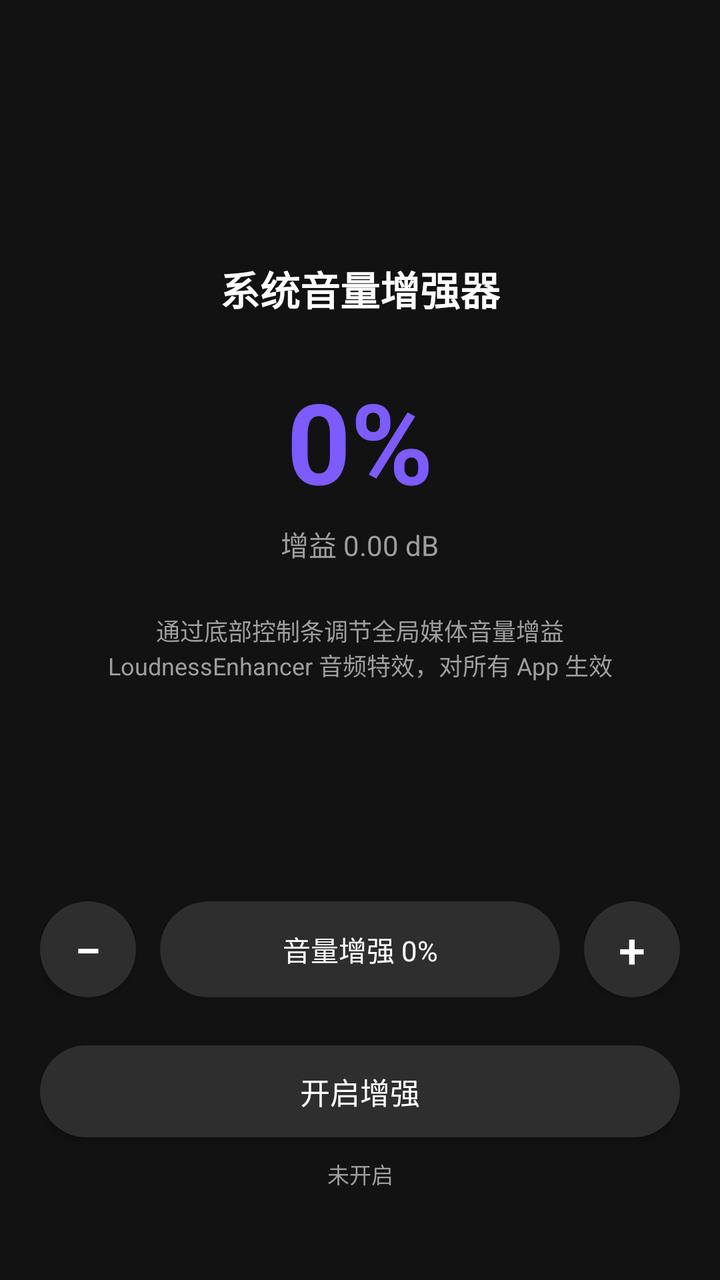
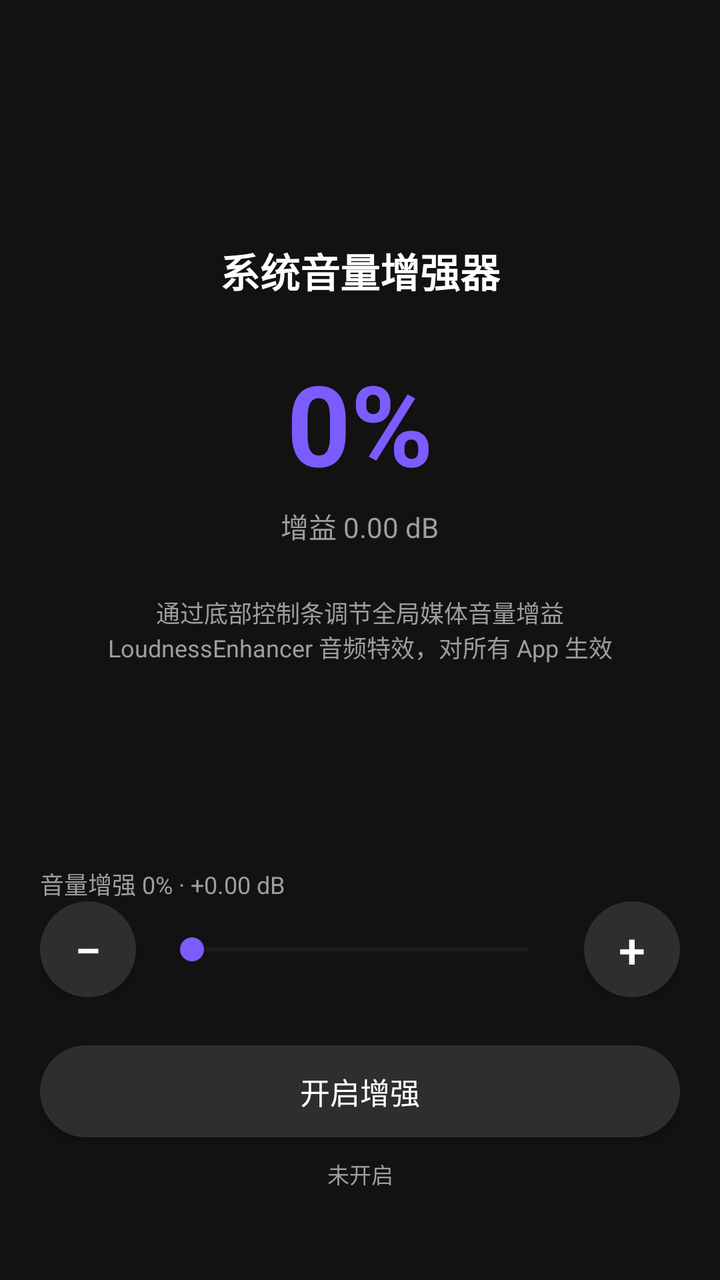

Two renders of the same Android screen: before a commit and after it. Below are the layout's source before the change and the commit's diff.
<!-- AndroidManifest.xml: application theme AppTheme -->
<!-- res/layout/activity_main.xml -->
<?xml version="1.0" encoding="utf-8"?>
<LinearLayout xmlns:android="http://schemas.android.com/apk/res/android"
    android:layout_width="match_parent"
    android:layout_height="match_parent"
    android:orientation="vertical"
    android:background="@color/bg"
    android:padding="20dp">

    
    <LinearLayout
        android:layout_width="match_parent"
        android:layout_height="0dp"
        android:layout_weight="1"
        android:orientation="vertical"
        android:gravity="center">

        <TextView
            android:layout_width="wrap_content"
            android:layout_height="wrap_content"
            android:text="系统音量增强器"
            android:textSize="20sp"
            android:textStyle="bold"
            android:textColor="@color/text_primary" />

        <TextView
            android:id="@+id/tv_gain"
            android:layout_width="wrap_content"
            android:layout_height="wrap_content"
            android:layout_marginTop="24dp"
            android:text="0%"
            android:textSize="56sp"
            android:textStyle="bold"
            android:textColor="@color/purple" />

        <TextView
            android:id="@+id/tv_db"
            android:layout_width="wrap_content"
            android:layout_height="wrap_content"
            android:layout_marginTop="4dp"
            android:text="增益 0.00 dB"
            android:textSize="14sp"
            android:textColor="@color/text_secondary" />

        <TextView
            android:layout_width="match_parent"
            android:layout_height="wrap_content"
            android:layout_marginTop="24dp"
            android:gravity="center"
            android:text="通过底部控制条调节全局媒体音量增益\nLoudnessEnhancer 音频特效，对所有 App 生效"
            android:textSize="12sp"
            android:textColor="@color/text_secondary" />
    </LinearLayout>

    
    <LinearLayout
        android:layout_width="match_parent"
        android:layout_height="wrap_content"
        android:orientation="vertical"
        android:layout_marginBottom="25dp">

        
        <LinearLayout
            android:layout_width="match_parent"
            android:layout_height="wrap_content"
            android:orientation="horizontal"
            android:gravity="center_vertical">

            <Button
                android:id="@+id/btn_minus"
                android:layout_width="48dp"
                android:layout_height="48dp"
                android:background="@drawable/bg_circle_btn"
                android:text="−"
                android:textSize="24sp"
                android:textColor="@color/text_primary" />

            <FrameLayout
                android:id="@+id/pill"
                android:layout_width="0dp"
                android:layout_height="48dp"
                android:layout_weight="1"
                android:layout_marginStart="12dp"
                android:layout_marginEnd="12dp"
                android:background="@drawable/bg_pill"
                android:clipChildren="true"
                android:clipToOutline="true">

                <LinearLayout
                    android:layout_width="match_parent"
                    android:layout_height="match_parent"
                    android:orientation="horizontal">

                    <View
                        android:id="@+id/pill_fill"
                        android:layout_width="0dp"
                        android:layout_height="match_parent"
                        android:layout_weight="0"
                        android:background="@drawable/bg_pill_fill" />

                    <View
                        android:id="@+id/pill_rest"
                        android:layout_width="0dp"
                        android:layout_height="match_parent"
                        android:layout_weight="100" />
                </LinearLayout>

                <TextView
                    android:id="@+id/pill_text"
                    android:layout_width="match_parent"
                    android:layout_height="match_parent"
                    android:gravity="center"
                    android:text="音量增强 0%"
                    android:textSize="14sp"
                    android:textColor="@color/text_primary" />
            </FrameLayout>

            <Button
                android:id="@+id/btn_plus"
                android:layout_width="48dp"
                android:layout_height="48dp"
                android:background="@drawable/bg_circle_btn"
                android:text="+"
                android:textSize="24sp"
                android:textColor="@color/text_primary" />
        </LinearLayout>

        
        <HorizontalScrollView
            android:layout_width="match_parent"
            android:layout_height="wrap_content"
            android:layout_marginTop="12dp"
            android:scrollbars="none">

            <LinearLayout
                android:id="@+id/presets"
                android:layout_width="wrap_content"
                android:layout_height="wrap_content"
                android:orientation="horizontal" />
        </HorizontalScrollView>

        
        <Button
            android:id="@+id/btn_toggle"
            android:layout_width="match_parent"
            android:layout_height="46dp"
            android:layout_marginTop="12dp"
            android:background="@drawable/bg_toggle_off"
            android:text="开启增强"
            android:textSize="15sp"
            android:textColor="@color/text_primary" />

        <TextView
            android:id="@+id/tv_status"
            android:layout_width="match_parent"
            android:layout_height="wrap_content"
            android:layout_marginTop="10dp"
            android:gravity="center"
            android:text="未开启"
            android:textSize="11sp"
            android:textColor="@color/text_secondary" />
    </LinearLayout>
</LinearLayout>
<!-- resources referenced by this layout -->
<resources>
  <color name="bg">#121212</color>
  <color name="purple">#7C5CFF</color>
  <color name="text_primary">#FFFFFF</color>
  <color name="text_secondary">#9E9E9E</color>
  <!-- drawable bg_circle_btn (drawable) -->
  <?xml version="1.0" encoding="utf-8"?>
  <shape xmlns:android="http://schemas.android.com/apk/res/android" android:shape="oval">
      <solid android:color="@color/pill_bg" />
  </shape>
  <!-- drawable bg_pill (drawable) -->
  <?xml version="1.0" encoding="utf-8"?>
  <shape xmlns:android="http://schemas.android.com/apk/res/android" android:shape="rectangle">
      <corners android:radius="24dp" />
      <solid android:color="@color/pill_bg" />
  </shape>
  <!-- drawable bg_pill_fill (drawable) -->
  <?xml version="1.0" encoding="utf-8"?>
  <shape xmlns:android="http://schemas.android.com/apk/res/android" android:shape="rectangle">
      <corners android:radius="24dp" />
      <solid android:color="@color/purple" />
  </shape>
  <!-- drawable bg_toggle_off (drawable) -->
  <?xml version="1.0" encoding="utf-8"?>
  <shape xmlns:android="http://schemas.android.com/apk/res/android" android:shape="rectangle">
      <corners android:radius="23dp" />
      <solid android:color="@color/pill_bg" />
  </shape>
  <style name="AppTheme" parent="@android:style/Theme.Holo.NoActionBar" />
  <color name="pill_bg">#2E2E2E</color>
</resources>

<!-- the commit's change to res/layout/activity_main.xml (unified diff, before → after) -->
@@ -59,6 +59,15 @@
         android:layout_marginBottom="25dp">
 
         
+        <TextView
+            android:id="@+id/tv_pill"
+            android:layout_width="match_parent"
+            android:layout_height="wrap_content"
+            android:text="音量增强 0% · +0.00 dB"
+            android:textSize="12sp"
+            android:textColor="@color/text_secondary" />
+
+        
         <LinearLayout
             android:layout_width="match_parent"
             android:layout_height="wrap_content"
@@ -74,45 +83,17 @@
                 android:textSize="24sp"
                 android:textColor="@color/text_primary" />
 
-            <FrameLayout
-                android:id="@+id/pill"
+            <SeekBar
+                android:id="@+id/seek_bar"
                 android:layout_width="0dp"
-                android:layout_height="48dp"
+                android:layout_height="wrap_content"
                 android:layout_weight="1"
                 android:layout_marginStart="12dp"
                 android:layout_marginEnd="12dp"
-                android:background="@drawable/bg_pill"
-                android:clipChildren="true"
-                android:clipToOutline="true">
-
-                <LinearLayout
-                    android:layout_width="match_parent"
-                    android:layout_height="match_parent"
-                    android:orientation="horizontal">
-
-                    <View
-                        android:id="@+id/pill_fill"
-                        android:layout_width="0dp"
-                        android:layout_height="match_parent"
-                        android:layout_weight="0"
-                        android:background="@drawable/bg_pill_fill" />
-
-                    <View
-                        android:id="@+id/pill_rest"
-                        android:layout_width="0dp"
-                        android:layout_height="match_parent"
-                        android:layout_weight="100" />
-                </LinearLayout>
-
-                <TextView
-                    android:id="@+id/pill_text"
-                    android:layout_width="match_parent"
-                    android:layout_height="match_parent"
-                    android:gravity="center"
-                    android:text="音量增强 0%"
-                    android:textSize="14sp"
-                    android:textColor="@color/text_primary" />
-            </FrameLayout>
+                android:max="100"
+                android:progressTint="@color/purple"
+                android:progressBackgroundTint="@color/pill_bg"
+                android:thumbTint="@color/purple" />
 
             <Button
                 android:id="@+id/btn_plus"
<!-- resource entries referenced after the edit -->
@@ -9,18 +9,6 @@
   <shape xmlns:android="http://schemas.android.com/apk/res/android" android:shape="oval">
       <solid android:color="@color/pill_bg" />
   </shape>
-  <!-- drawable bg_pill (drawable) -->
-  <?xml version="1.0" encoding="utf-8"?>
-  <shape xmlns:android="http://schemas.android.com/apk/res/android" android:shape="rectangle">
-      <corners android:radius="24dp" />
-      <solid android:color="@color/pill_bg" />
-  </shape>
-  <!-- drawable bg_pill_fill (drawable) -->
-  <?xml version="1.0" encoding="utf-8"?>
-  <shape xmlns:android="http://schemas.android.com/apk/res/android" android:shape="rectangle">
-      <corners android:radius="24dp" />
-      <solid android:color="@color/purple" />
-  </shape>
   <!-- drawable bg_toggle_off (drawable) -->
   <?xml version="1.0" encoding="utf-8"?>
   <shape xmlns:android="http://schemas.android.com/apk/res/android" android:shape="rectangle">
